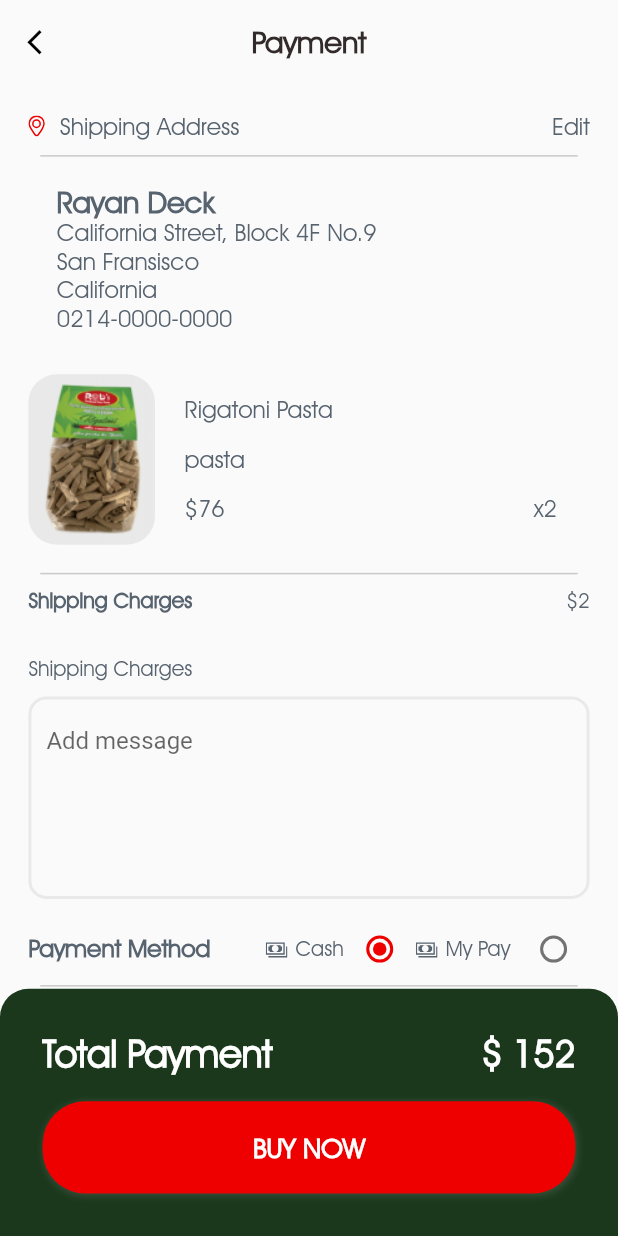
After one commit to faharAbdullahKhan/Robs_hempseed_flours_pasta, a Flutter app: the BuyNowScreen screen opened directly, on a phone screen of 412 x 824 dp. The commit adds this screen. Run offline on Flutter 3.47's test engine with Material 2 defaults, Android fonts, the light colour scheme and no system bars; our stand-ins replace carousel_slider, device_preview, flutter_rating_bar, flutter_screenutil, flutter_svg, get and 3 more; missing offline and left inert: favorite_button; project files that could hold a hidden picture were left out.

Commit message:
payment screens done

```diff
--- /dev/null
+++ b/lib/screens/buy_now_screen.dart
@@ -0,0 +1,355 @@
+import 'package:flutter/material.dart';
+import 'package:flutter_screenutil/flutter_screenutil.dart';
+import 'package:flutter_svg/flutter_svg.dart';
+import 'package:rob_flour_pasta_app/utils/colors.dart';
+import 'package:rob_flour_pasta_app/utils/general_helper.dart';
+import 'package:rob_flour_pasta_app/widgets/app_textfield.dart';
+import 'package:rob_flour_pasta_app/widgets/buy_now_card.dart';
+import 'package:rob_flour_pasta_app/widgets/custom_button.dart';
+import 'package:rob_flour_pasta_app/widgets/label_text.dart';
+
+class BuyNowScreen extends StatefulWidget {
+  const BuyNowScreen({super.key});
+
+  @override
+  State<BuyNowScreen> createState() => _BuyNowScreenState();
+}
+
+enum SingingCharacter { cash, myPay }
+
+class _BuyNowScreenState extends State<BuyNowScreen> {
+  final TextEditingController _descriptionTextController =
+      TextEditingController();
+
+  SingingCharacter? _character = SingingCharacter.cash;
+
+  bool cashPressed = false;
+  bool myPayPressed = false;
+
+  @override
+  Widget build(BuildContext context) {
+    return Scaffold(
+      appBar: AppBar(
+        centerTitle: true,
+        backgroundColor: Colors.transparent,
+        elevation: 0,
+        title: LabelText(
+          text: "Payment",
+          fontWeight: FontWeight.bold,
+        ),
+        leading: GestureDetector(
+            onTap: () => GeneralHelper.popBack(),
+            child: Icon(
+              Icons.arrow_back_ios,
+              color: Colors.black,
+              size: 20.sp,
+            )),
+      ),
+      body: Padding(
+        padding: const EdgeInsets.all(20.0).r,
+        child: SingleChildScrollView(
+          child: SizedBox(
+            height: MediaQuery.of(context).size.height,
+            child: Column(
+              mainAxisAlignment: MainAxisAlignment.center,
+              crossAxisAlignment: CrossAxisAlignment.start,
+              children: [
+                Row(
+                  children: [
+                    SvgPicture.asset("assets/location.svg"),
+                    SizedBox(
+                      width: 10.w,
+                    ),
+                    LabelText(
+                      text: "Shipping Address",
+                      size: 16.sp,
+                      color: buyNowLabelColor,
+                    ),
+                    Expanded(child: Container()),
+                    LabelText(
+                        text: "Edit", size: 16.sp, color: buyNowLabelColor),
+                  ],
+                ),
+                SizedBox(
+                  height: 10.h,
+                ),
+                //Divider
+                Padding(
+                  padding:  EdgeInsets.symmetric(horizontal: 8.0.w),
+                  child: Container(
+                    height: 1,
+                    decoration: const BoxDecoration(color: dividerColor),
+                  ),
+                ),
+                SizedBox(
+                  height: 10.h,
+                ),
+                Padding(
+                  padding:
+                      EdgeInsets.symmetric(horizontal: 20.0, vertical: 10.h).r,
+                  child: Column(
+                    crossAxisAlignment: CrossAxisAlignment.start,
+                    children: [
+                      LabelText(
+                        text: "Rayan Deck",
+                        fontWeight: FontWeight.bold,
+                        color: buyNowLabelColor,
+                      ),
+                      LabelText(
+                        text: "California Street, Block 4F No.9",
+                        color: buyNowLabelColor,
+                        size: 16.sp,
+                      ),
+                      LabelText(
+                        text: "San Fransisco",
+                        color: buyNowLabelColor,
+                        size: 16.sp,
+                      ),
+                      LabelText(
+                        text: "California",
+                        color: buyNowLabelColor,
+                        size: 16.sp,
+                      ),
+                      LabelText(
+                        text: "0214-0000-0000",
+                        color: buyNowLabelColor,
+                        size: 16.sp,
+                      ),
+                    ],
+                  ),
+                ),
+                const BuyNowItemCard(),
+                //Divider
+                Padding(
+                  padding:  EdgeInsets.symmetric(horizontal: 8.0.w),
+                  child: Container(
+                    height: 1,
+                    decoration: const BoxDecoration(color: dividerColor),
+                  ),
+                ),
+
+                SizedBox(
+                  height: 10.h,
+                ),
+
+                Row(
+                  mainAxisAlignment: MainAxisAlignment.spaceBetween,
+                  children: [
+                    LabelText(
+                      text: "Shipping Charges",
+                      size: 14.sp,
+                      fontWeight: FontWeight.w600,
+                      color: buyNowLabelColor,
+                    ),
+                    LabelText(
+                      text: "\$2",
+                      size: 14.sp,
+                      color: buyNowLabelColor,
+                    ),
+                  ],
+                ),
+                SizedBox(
+                  height: 30.h,
+                ),
+                LabelText(
+                  text: "Shipping Charges",
+                  size: 14.sp,
+                  color: buyNowLabelColor,
+                ),
+                SizedBox(
+                  height: 10.h,
+                ),
+
+                TextField(
+                  controller: _descriptionTextController,
+                  maxLines: 5,
+                  decoration: InputDecoration(
+                    hintText: "Add message",
+                    // filled: true,
+                    // fillColor: textFieldBackgroundColor,
+                    focusedBorder: OutlineInputBorder(
+                      borderRadius: BorderRadius.circular(12),
+                      borderSide: const BorderSide(
+                        width: 2.0,
+                        color: redColor,
+                      ),
+                    ),
+                    enabledBorder: OutlineInputBorder(
+                      borderRadius: BorderRadius.circular(12),
+                      borderSide: const BorderSide(
+                        width: 2.0,
+                        color: textFieldBackgroundColor,
+                      ),
+                    ),
+                    border: OutlineInputBorder(
+                      borderRadius: BorderRadius.circular(12),
+                      borderSide: const BorderSide(
+                        width: 2.0,
+                        color: textFieldBackgroundColor,
+                      ),
+                    ),
+                  ),
+                ),
+                SizedBox(
+                  height: 10.h,
+                ),
+                Row(
+                  children: [
+                    LabelText(
+                      text: "Payment Method",
+                      color: buyNowLabelColor,
+                      fontWeight: FontWeight.bold,
+                      size: 16.sp,
+                    ),
+                    Expanded(
+                        flex: 2,
+                        child: Container()),
+                    Row(
+                      crossAxisAlignment: CrossAxisAlignment.center,
+                      children: [
+                        SvgPicture.asset("assets/cash.svg", color: cashPressed ? redColor:buyNowLabelColor,),
+                        SizedBox(
+                          width: 5.w,
+                        ),
+                        LabelText(
+                          text: "Cash",
+                          color: cashPressed ? redColor:buyNowLabelColor,
+                          size: 14.sp,
+                        ),
+                        Radio<SingingCharacter>(
+                          value: SingingCharacter.cash,
+                          groupValue: _character,
+                          activeColor: redColor,
+                          onChanged: (SingingCharacter? value) {
+                            setState(() {
+                              _character = value;
+                              cashPressed = true;
+                              myPayPressed= false;
+                            });
+                          },
+                        ),
+
+                        // SizedBox(
+                        //   width: 5.w,
+                        // ),
+                      ],
+                    ),
+                    Row(
+                      crossAxisAlignment: CrossAxisAlignment.center,
+                      children: [
+                        SvgPicture.asset("assets/cash.svg", color: myPayPressed ? redColor:buyNowLabelColor,),
+                        SizedBox(
+                          width: 5.w,
+                        ),
+                        LabelText(
+                          text: "My Pay",
+                          color: myPayPressed ? redColor:buyNowLabelColor,
+                          size: 14.sp,
+                        ),
+                        SizedBox(
+                          width: 5.w,
+                        ),
+                        SizedBox(
+                          // width: 30,
+                          child: Radio<SingingCharacter>(
+                            value: SingingCharacter.myPay,
+                            groupValue: _character,
+                            activeColor: redColor,
+                            onChanged: (SingingCharacter? value) {
+                              setState(() {
+                                _character = value;
+                                cashPressed = false;
+                                myPayPressed= true;
+
+                              });
+                            },
+                          ),
+                        ),
+
+                      ],
+                    ),
+
+                    // SizedBox(
+                    //   width: 6.h,
+                    // ),
+                  ],
+                ),
+                //Divider
+                Padding(
+                  padding:  EdgeInsets.symmetric(horizontal: 8.0.w),
+                  child: Container(
+                    height: 1,
+                    decoration: const BoxDecoration(color: dividerColor),
+                  ),
+                ),
+
+                SizedBox(
+                  height: 15.h,
+                ),
+                Column(
+                  children: [
+                    Row(
+                      mainAxisAlignment: MainAxisAlignment.spaceBetween,
+                      children: [
+                        LabelText(text: "Subtotals for products", color: buyNowLabelColor,size: 16.sp,),
+                        LabelText(text: "\$ 152", color: buyNowLabelColor,size: 16.sp,),
+
+                      ],
+                    ),
+                    SizedBox(
+                      height: 10.h,
+                    ),
+                    Row(
+                      mainAxisAlignment: MainAxisAlignment.spaceBetween,
+                      children: [
+                        LabelText(text: "Subtotals for products", color: buyNowLabelColor,size: 16.sp,),
+                        LabelText(text: "\$ 152", color: buyNowLabelColor,size: 16.sp,),
+                      ],
+                    ),
+                    SizedBox(
+                      height: 10.h,
+                    ),
+                    Row(
+                      mainAxisAlignment: MainAxisAlignment.spaceBetween,
+                      children: [
+                        LabelText(text: "Total Payment", color: buyNowLabelColor,size: 16.sp, fontWeight: FontWeight.bold,),
+                        LabelText(text: "\$ 152", color: buyNowLabelColor,size: 16.sp,fontWeight: FontWeight.bold),
+
+                      ],
+                    ),
+                  ],
+                ),
+
+                Expanded(child: Container()),
+              ],
+            ),
+          ),
+        ),
+      ),
+      bottomSheet: Container(
+        height: MediaQuery.of(context).size.height * 0.2,
+        padding: EdgeInsets.all(30.r),
+        decoration: BoxDecoration(color: greenColor, borderRadius: BorderRadius.only(topRight: Radius.circular(20.r), topLeft: Radius.circular(20.r))),
+        child: Column(
+          children: [
+            Row(
+              mainAxisAlignment: MainAxisAlignment.spaceBetween,
+              children: [
+                LabelText(text: "Total Payment", color: Colors.white,size: 25.sp, fontWeight: FontWeight.bold,),
+                LabelText(text: "\$ 152", color: Colors.white,size: 25.sp,fontWeight: FontWeight.bold),
+
+              ],
+            ),
+            Expanded(child: Container()),
+            const CustomButton(text: 'Buy now',),
+
+
+
+
+
+          ],
+        ),
+      ),
+    );
+  }
+}
--- a/lib/utils/colors.dart
+++ b/lib/utils/colors.dart
@@ -20,3 +20,4 @@ const ratingPageStarGreyIconColor = Color.fromRGBO(190, 190, 190,1);
 const dateColor = Color.fromRGBO(155, 155, 155, 1);
 const commentColor = Color.fromRGBO(34, 34, 34, 1);
 const commentTextFileBOrder = Color.fromRGBO(27, 56, 28, 1);
+const buyNowLabelColor = Color.fromRGBO(87, 99, 111, 1);
--- /dev/null
+++ b/lib/widgets/buy_now_card.dart
@@ -0,0 +1,58 @@
+import 'package:flutter/material.dart';
+import 'package:flutter_screenutil/flutter_screenutil.dart';
+import 'package:rob_flour_pasta_app/utils/colors.dart';
+import 'package:rob_flour_pasta_app/widgets/label_text.dart';
+
+class BuyNowItemCard extends StatelessWidget {
+  const BuyNowItemCard({super.key});
+
+  @override
+  Widget build(BuildContext context) {
+    return Flexible(
+      child: Row(
+        children: [
+          ClipRRect(
+              borderRadius: BorderRadius.circular(20.r),
+              child: Image.asset("assets/item.png", height: 120.h,)),
+          SizedBox(
+            width: 20.w,
+          ),
+          Column(
+            crossAxisAlignment: CrossAxisAlignment.start,
+            mainAxisAlignment: MainAxisAlignment.spaceEvenly,
+            children: [
+              SizedBox(height: 5.h,),
+              LabelText(
+                text: "Rigatoni Pasta",
+                color: buyNowLabelColor,
+                size: 16.sp,
+              ),
+              LabelText(
+                text: "pasta",
+                color: buyNowLabelColor,
+                size: 16.sp,
+              ),
+              Row(
+                children: [
+                  LabelText(
+                    text: "\$76",
+                    color: buyNowLabelColor,
+                    size: 16.sp,
+                  ),
+                  SizedBox(width: MediaQuery.of(context).size.width * 0.5,),
+                  LabelText(
+                    text: "x2",
+                    color: buyNowLabelColor,
+                    size: 16.sp,
+                  ),
+                ],
+              ),
+              SizedBox(height: 5.h,),
+
+            ],
+          )
+        ],
+      ),
+    );
+  }
+}
```
Also changed, not shown: lib/screens/cart_screens/cart_empty_screen.dart (added, +38 -0 lines), lib/screens/cart_screens/cart_screen.dart (renamed from lib/screens/cart_screen.dart, +9 -2 lines), lib/screens/favorite_screen.dart (+3 -9 lines), lib/screens/main_screen/home_screen.dart (+4 -3 lines), lib/screens/payment_screen.dart (added, +185 -0 lines), lib/screens/product_detail_screen/product_details_page.dart (+7 -2 lines), assets/card.png (added), assets/card.svg (added), assets/cash.svg (added), assets/empty_cart.svg (added), assets/empty_fav.svg (added), assets/location.svg (added).
